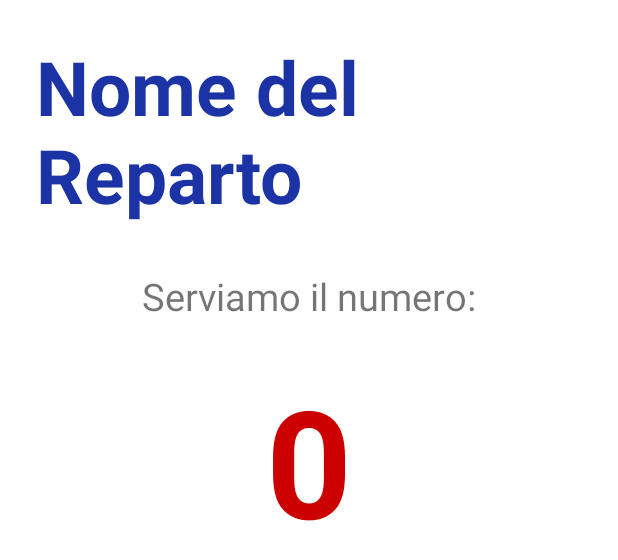
After one commit to fradom22/Elimina_Code, an Android app built with Jetpack Compose: the layout dialog_serving_number.xml on its own in the app's theme, with its tools: preview values and no code run, on a phone screen of 412 x 824 dp. The commit adds this screen. Shown: the top 560 px of the screen. Run offline under Robolectric (Android 15) with nearby library versions, the phone set to English and light mode, and no system bars.

Commit message:
CREATO DIALOG SERVIZIO REPARTO

```diff
--- /dev/null
+++ b/app/src/main/res/layout/dialog_serving_number.xml
@@ -0,0 +1,39 @@
+<?xml version="1.0" encoding="utf-8"?>
+<LinearLayout xmlns:android="http://schemas.android.com/apk/res/android"
+    android:layout_width="wrap_content"
+    android:layout_height="wrap_content"
+    android:orientation="vertical"
+    android:padding="24dp"
+    android:gravity="center">
+
+    <!-- Nome del reparto in grande -->
+    <TextView
+        android:id="@+id/servingTitle"
+        android:layout_width="wrap_content"
+        android:layout_height="wrap_content"
+        android:text="Nome del Reparto"
+        android:textSize="50sp"
+        android:textStyle="bold"
+        android:textColor="@color/colorPrimary"
+        android:layout_marginBottom="30dp"/>
+
+    <!-- Testo fisso "Serviamo il numero:" -->
+    <TextView
+        android:id="@+id/servingLabel"
+        android:layout_width="wrap_content"
+        android:layout_height="wrap_content"
+        android:text="Serviamo il numero:"
+        android:textSize="25sp"
+        android:layout_marginBottom="25dp"/>
+
+    <!-- Numero del reparto in grassetto -->
+    <TextView
+        android:id="@+id/servingNumber"
+        android:layout_width="wrap_content"
+        android:layout_height="wrap_content"
+        android:text="0"
+        android:textSize="100sp"
+        android:textStyle="bold"
+        android:textColor="@android:color/holo_red_dark"/>
+
+</LinearLayout>
--- a/app/src/main/res/values/styles.xml
+++ b/app/src/main/res/values/styles.xml
@@ -20,6 +20,9 @@
         <!-- Larghezza e altezza dei pulsanti -->
         <item name="android:layout_width">match_parent</item>
         <item name="android:layout_height">wrap_content</item>
+
     </style>
 
+
+
 </resources>
```
Also changed, not shown: app/src/main/java/com/example/elimina_code/MainActivity.kt (+41 -1 lines).
